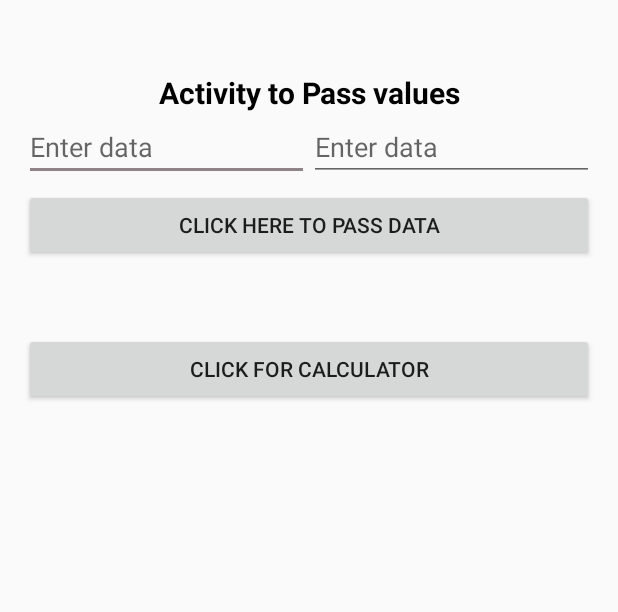
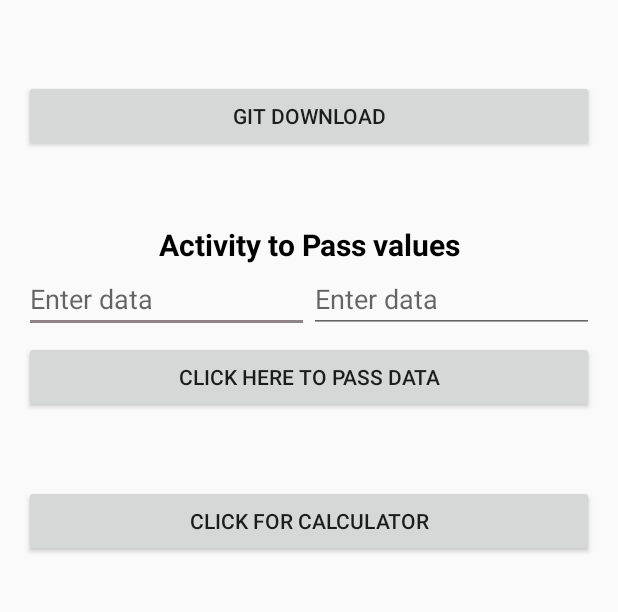
Before and after one commit to mohitlivetech2016/MyFirstApp, an Android app: the screen it shows after launch (MainActivity), on a phone screen of 412 x 824 dp, the part 449-1061 px from its top. Run offline under Robolectric (Android 15) with nearby library versions, the phone set to English and light mode, and no system bars.

Commit message:
Update activity_main.xml
git download

```diff
--- a/app/src/main/res/layout/activity_main.xml
+++ b/app/src/main/res/layout/activity_main.xml
@@ -36,6 +36,16 @@
         android:layout_marginTop="5sp"
         android:shadowColor="@android:color/background_light"
         android:text="Click Here for Linear Layout Example" />
+
+     <Button
+        android:id="@+id/idBtnNewLout1"
+        android:layout_width="match_parent"
+        android:layout_height="wrap_content"
+        android:layout_marginBottom="@android:dimen/app_icon_size"
+        android:layout_marginTop="5sp"
+        android:shadowColor="@android:color/background_light"
+        android:text="Git Download" />
+
 
     <TextView
         android:layout_width="match_parent"
```
